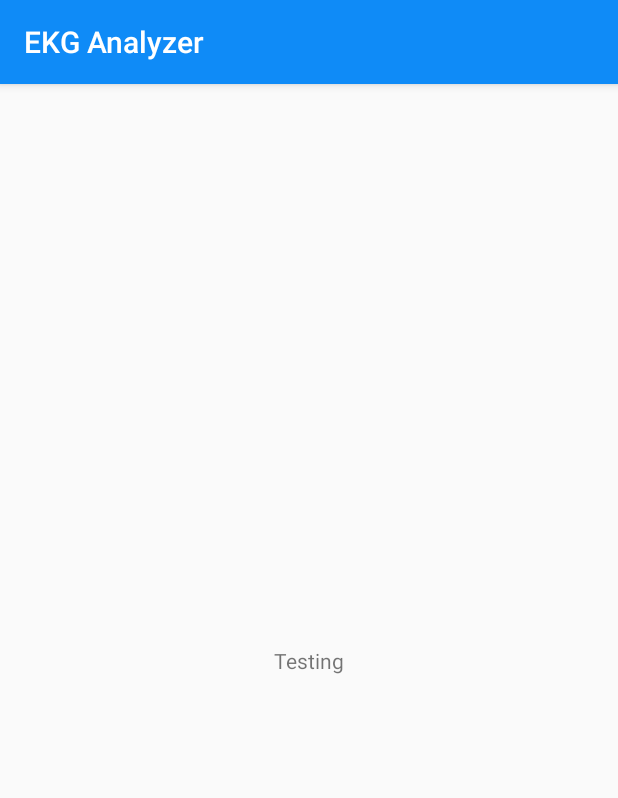
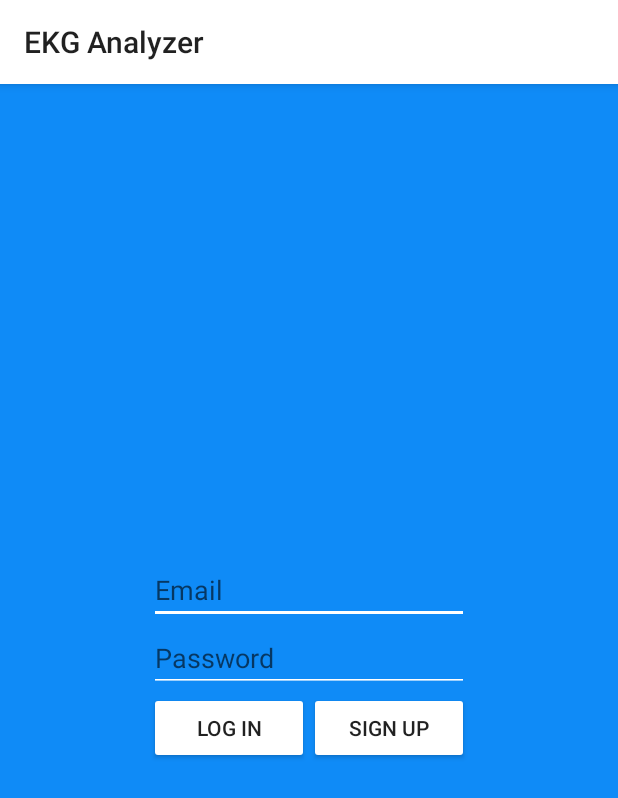
Before and after one commit to deograstius/cmsc495_7980, an Android app: the screen it shows after launch (MainActivity), on a phone screen of 412 x 824 dp. Shown: the top 798 px of the screen. Run offline under Robolectric (Android 15) with nearby library versions, the phone set to English and light mode, and no system bars.

Commit message:
Added the login screen

```diff
--- a/Android/app/build.gradle
+++ b/Android/app/build.gradle
@@ -4,7 +4,7 @@ android {
     compileSdkVersion 28
     defaultConfig {
         applicationId "capstone.cmsc495.ekganalyzer"
-        minSdkVersion 19
+        minSdkVersion 21
         targetSdkVersion 28
         versionCode 1
         versionName "1.0"
--- a/Android/app/src/main/res/layout/activity_main.xml
+++ b/Android/app/src/main/res/layout/activity_main.xml
@@ -6,13 +6,58 @@
     android:layout_height="match_parent"
     tools:context=".MainActivity">
 
-    <TextView
+    <LinearLayout
         android:layout_width="wrap_content"
         android:layout_height="wrap_content"
-        android:text="Testing"
+        android:orientation="vertical"
+        tools:layout_editor_absoluteX="8dp"
+        tools:layout_editor_absoluteY="8dp"
         app:layout_constraintBottom_toBottomOf="parent"
         app:layout_constraintLeft_toLeftOf="parent"
         app:layout_constraintRight_toRightOf="parent"
-        app:layout_constraintTop_toTopOf="parent" />
+        app:layout_constraintTop_toTopOf="parent">
+
+        <EditText
+            android:id="@+id/emailTextField"
+            android:hint="@string/email"
+            android:textColor="@color/white"
+            android:layout_width="match_parent"
+            android:layout_height="wrap_content"
+            android:backgroundTint="@color/white"
+            android:ems="10"
+            android:inputType="textEmailAddress" />
+
+        <EditText
+            android:id="@+id/passwordTextField"
+            android:hint="@string/password"
+            android:textColor="@color/white"
+            android:layout_width="match_parent"
+            android:layout_height="wrap_content"
+            android:backgroundTint="@color/white"
+            android:ems="10"
+            android:inputType="textPassword" />
+
+        <LinearLayout
+            android:layout_width="match_parent"
+            android:layout_height="match_parent"
+            android:orientation="horizontal">
+
+            <Button
+                android:id="@+id/log_in"
+                android:layout_width="wrap_content"
+                android:layout_height="wrap_content"
+                android:backgroundTint="@color/white"
+                android:layout_weight="1"
+                android:text="@string/log_in" />
+
+            <Button
+                android:id="@+id/sign_up"
+                android:layout_width="wrap_content"
+                android:backgroundTint="@color/white"
+                android:layout_height="wrap_content"
+                android:layout_weight="1"
+                android:text="@string/sign_up" />
+        </LinearLayout>
+    </LinearLayout>
 
 </android.support.constraint.ConstraintLayout>
--- a/Android/app/src/main/res/values/colors.xml
+++ b/Android/app/src/main/res/values/colors.xml
@@ -3,4 +3,6 @@
     <color name="colorPrimary">#0f8bf7</color>
     <color name="colorPrimaryDark">#0f8bf7</color>
     <color name="colorAccent">#f72a0f</color>
+    <color name="white">#fff</color>
+    <color name="black">#000</color>
 </resources>
--- a/Android/app/src/main/res/values/strings.xml
+++ b/Android/app/src/main/res/values/strings.xml
@@ -1,3 +1,7 @@
 <resources>
     <string name="app_name">EKG Analyzer</string>
+    <string name="email">Email</string>
+    <string name="password">Password</string>
+    <string name="log_in">Log In</string>
+    <string name="sign_up">Sign Up</string>
 </resources>
--- a/Android/app/src/main/res/values/styles.xml
+++ b/Android/app/src/main/res/values/styles.xml
@@ -1,11 +1,12 @@
 <resources>
 
     <!-- Base application theme. -->
-    <style name="AppTheme" parent="Theme.AppCompat.Light.DarkActionBar">
+    <style name="AppTheme" parent="Theme.AppCompat.Light">
         <!-- Customize your theme here. -->
-        <item name="colorPrimary">@color/colorPrimary</item>
-        <item name="colorPrimaryDark">@color/colorPrimaryDark</item>
+        <item name="colorPrimary">@color/white</item>
+        <item name="colorPrimaryDark">@color/black</item>
         <item name="colorAccent">@color/colorAccent</item>
+        <item name="android:windowBackground">@color/colorPrimary</item>
     </style>
 
 </resources>
```
